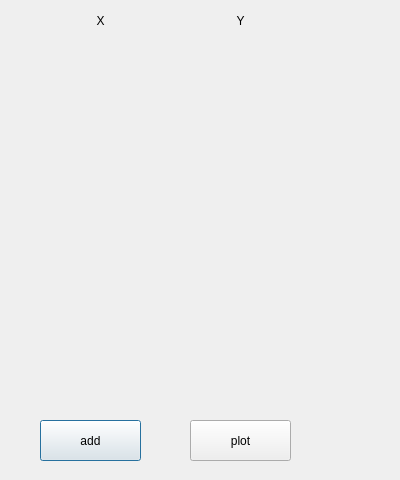
Meliani-Mehdi/Graphite_QT, file worksheet_dialog.ui: the form before one commit.
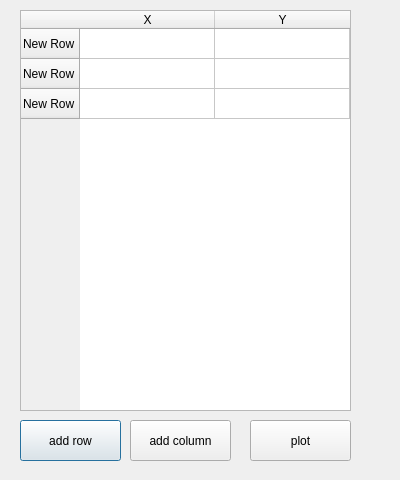
The form after the commit.

```diff
--- a/worksheet_dialog.ui
+++ b/worksheet_dialog.ui
@@ -13,61 +13,23 @@
   <property name="windowTitle">
    <string>Dialog</string>
   </property>
-  <widget class="QLabel" name="label">
-   <property name="geometry">
-    <rect>
-     <x>30</x>
-     <y>10</y>
-     <width>141</width>
-     <height>21</height>
-    </rect>
-   </property>
-   <property name="styleSheet">
-    <string notr="true"/>
-   </property>
-   <property name="text">
-    <string>X</string>
-   </property>
-   <property name="alignment">
-    <set>Qt::AlignCenter</set>
-   </property>
-  </widget>
-  <widget class="QLabel" name="label_2">
-   <property name="geometry">
-    <rect>
-     <x>170</x>
-     <y>10</y>
-     <width>141</width>
-     <height>21</height>
-    </rect>
-   </property>
-   <property name="lineWidth">
-    <number>1</number>
-   </property>
-   <property name="text">
-    <string>Y</string>
-   </property>
-   <property name="alignment">
-    <set>Qt::AlignCenter</set>
-   </property>
-  </widget>
   <widget class="QPushButton" name="addwork">
    <property name="geometry">
     <rect>
-     <x>40</x>
+     <x>20</x>
      <y>420</y>
      <width>101</width>
      <height>41</height>
     </rect>
    </property>
    <property name="text">
-    <string>add</string>
+    <string>add row</string>
    </property>
   </widget>
   <widget class="QPushButton" name="plotwork">
    <property name="geometry">
     <rect>
-     <x>190</x>
+     <x>250</x>
      <y>420</y>
      <width>101</width>
      <height>41</height>
@@ -77,16 +39,68 @@
     <string>plot</string>
    </property>
   </widget>
-  <widget class="QWidget" name="verticalLayoutWidget">
+  <widget class="QTableWidget" name="tableWidget">
    <property name="geometry">
     <rect>
-     <x>30</x>
-     <y>60</y>
-     <width>311</width>
-     <height>311</height>
+     <x>20</x>
+     <y>10</y>
+     <width>331</width>
+     <height>401</height>
     </rect>
    </property>
-   <layout class="QVBoxLayout" name="verticalLayout_2"/>
+   <property name="maximumSize">
+    <size>
+     <width>331</width>
+     <height>16777215</height>
+    </size>
+   </property>
+   <attribute name="horizontalHeaderDefaultSectionSize">
+    <number>135</number>
+   </attribute>
+   <attribute name="horizontalHeaderShowSortIndicator" stdset="0">
+    <bool>false</bool>
+   </attribute>
+   <attribute name="horizontalHeaderStretchLastSection">
+    <bool>false</bool>
+   </attribute>
+   <row>
+    <property name="text">
+     <string>New Row</string>
+    </property>
+   </row>
+   <row>
+    <property name="text">
+     <string>New Row</string>
+    </property>
+   </row>
+   <row>
+    <property name="text">
+     <string>New Row</string>
+    </property>
+   </row>
+   <column>
+    <property name="text">
+     <string>X</string>
+    </property>
+   </column>
+   <column>
+    <property name="text">
+     <string>Y</string>
+    </property>
+   </column>
+  </widget>
+  <widget class="QPushButton" name="addwork_2">
+   <property name="geometry">
+    <rect>
+     <x>130</x>
+     <y>420</y>
+     <width>101</width>
+     <height>41</height>
+    </rect>
+   </property>
+   <property name="text">
+    <string>add column</string>
+   </property>
   </widget>
  </widget>
  <resources/>
```
